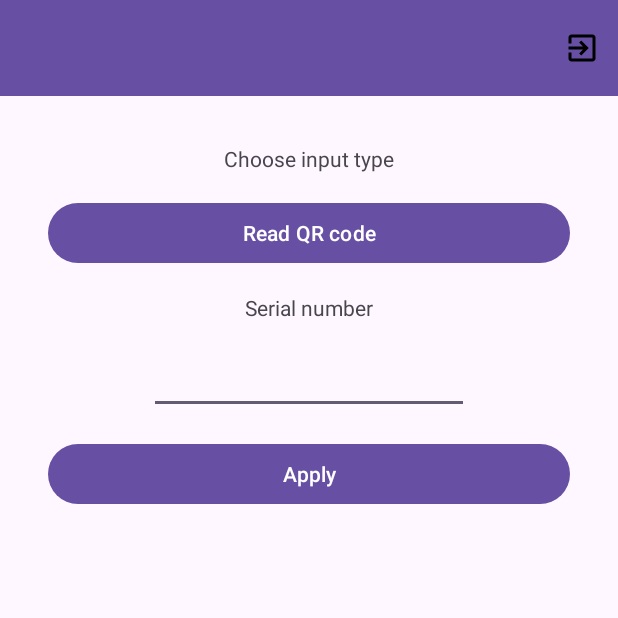
After one commit to ITgenerat0r/gfm_qr_tech, an Android app: the ChooseInput screen opened directly, with no data from a screen before it, on a phone screen of 412 x 824 dp, the top half of it. The commit adds this screen. Run offline under Robolectric (Android 15) with nearby library versions, the phone set to English and light mode, and no system bars.

Commit message:
choose input

```diff
--- a/app/src/main/AndroidManifest.xml
+++ b/app/src/main/AndroidManifest.xml
@@ -16,6 +16,9 @@
         android:theme="@style/Theme.Qrcs_device"
         tools:targetApi="33">
         <activity
+            android:name=".ChooseInput"
+            android:exported="false" />
+        <activity
             android:name=".Auth"
             android:exported="false" />
         <activity
--- a/app/src/main/java/com/example/qrcs_device/Auth.kt
+++ b/app/src/main/java/com/example/qrcs_device/Auth.kt
@@ -1,6 +1,7 @@
 package com.example.qrcs_device
 
 import android.annotation.SuppressLint
+import android.content.Intent
 import androidx.appcompat.app.AppCompatActivity
 import android.os.Bundle
 import android.util.Log
@@ -53,7 +54,10 @@ class Auth : AppCompatActivity() {
 
             if (rx_data.isNotEmpty() && rx_data[0] == "success"){
                 pref.set_str("action", "auth")
-                finish()
+
+                val intent = Intent(this, ChooseInput::class.java)
+                startActivity(intent)
+//                finish()
             } else {
                 out_errors.setText(R.string.wrong_login)
             }
--- /dev/null
+++ b/app/src/main/java/com/example/qrcs_device/ChooseInput.kt
@@ -0,0 +1,68 @@
+package com.example.qrcs_device
+
+import android.content.Intent
+import androidx.appcompat.app.AppCompatActivity
+import android.os.Bundle
+import android.util.Log
+import android.view.Menu
+import android.view.MenuItem
+import android.widget.Button
+import android.widget.EditText
+import androidx.appcompat.app.ActionBar
+import androidx.appcompat.widget.Toolbar
+
+
+
+class ChooseInput : AppCompatActivity() {
+
+    fun logout(){
+        val preferences = SharedPreference(this)
+        preferences.set_str("passwd", "")
+        preferences.set_str("username", "")
+        val intent = Intent(this, Auth::class.java)
+        startActivity(intent)
+    }
+    override fun onCreate(savedInstanceState: Bundle?) {
+        val TAG = "ChooseInput"
+        super.onCreate(savedInstanceState)
+        setContentView(R.layout.activity_choose_input)
+
+
+        val btn_qr = findViewById<Button>(R.id.btn_read_qr)
+        btn_qr.setOnClickListener {
+            val pref = SharedPreference(this)
+            pref.set_str("qr_code", "")
+            // run QR reader here
+
+            //
+            val qr_data = pref.get_str("qr_code") // need handler or in onResume()
+        }
+
+        val btn_apply = findViewById<Button>(R.id.btn_apply)
+        btn_apply.setOnClickListener {
+            val input_number = findViewById<EditText>(R.id.input_serial_number)
+            val serial_number = input_number.text
+            Log.d(TAG, "Number: ${serial_number}")
+
+            // get data for this number and user then run edit or readonly activity
+        }
+
+        val toolbar: Toolbar = findViewById(R.id.toolbar_choose_input)
+        setSupportActionBar(toolbar)
+        val actionBar: ActionBar? = supportActionBar
+        actionBar?.setDisplayShowTitleEnabled(false)
+    }
+
+    override fun onCreateOptionsMenu(menu: Menu?): Boolean {
+        val inflater = menuInflater
+        inflater.inflate(R.menu.main_menu, menu)
+        return super.onCreateOptionsMenu(menu)
+    }
+
+    override fun onOptionsItemSelected(item: MenuItem): Boolean {
+        if (item.itemId == R.id.id_logout){
+            logout()
+        }
+        return super.onOptionsItemSelected(item)
+    }
+}
--- a/app/src/main/java/com/example/qrcs_device/MainActivity.kt
+++ b/app/src/main/java/com/example/qrcs_device/MainActivity.kt
@@ -1,8 +1,6 @@
 package com.example.qrcs_device
 
-import android.content.Context
 import android.content.Intent
-import android.content.SharedPreferences
 import android.os.Bundle
 import android.util.Log
 import android.view.Menu
@@ -18,7 +16,7 @@ import androidx.appcompat.widget.Toolbar
 class MainActivity : AppCompatActivity() {
 
 
-    var ip = "192.168.106.252"
+    var ip = "192.168.47.252"
     var port = 27499
     val cntr = Controller(ip, port)
 
@@ -65,6 +63,9 @@ fun logout(){
         Log.d(TAG, String.format("rx: %s", rx))
         if (login == "" || password == "" || rx == "error"){
             val intent = Intent(this, Auth::class.java)
+            startActivity(intent)
+        } else {
+            val intent = Intent(this, ChooseInput::class.java)
             startActivity(intent)
         }
 
--- /dev/null
+++ b/app/src/main/res/layout/activity_choose_input.xml
@@ -0,0 +1,81 @@
+<?xml version="1.0" encoding="utf-8"?>
+<androidx.constraintlayout.widget.ConstraintLayout xmlns:android="http://schemas.android.com/apk/res/android"
+    xmlns:app="http://schemas.android.com/apk/res-auto"
+    xmlns:tools="http://schemas.android.com/tools"
+    android:layout_width="match_parent"
+    android:layout_height="match_parent"
+    tools:context=".ChooseInput">
+
+    <Button
+        android:id="@+id/btn_read_qr"
+        android:layout_width="0dp"
+        android:layout_height="48dp"
+        android:layout_marginStart="32dp"
+        android:layout_marginTop="16dp"
+        android:layout_marginEnd="32dp"
+        android:text="@string/read_qr_code"
+        app:layout_constraintEnd_toEndOf="parent"
+        app:layout_constraintStart_toStartOf="parent"
+        app:layout_constraintTop_toBottomOf="@+id/textView" />
+
+    <Button
+        android:id="@+id/btn_apply"
+        android:layout_width="0dp"
+        android:layout_height="wrap_content"
+        android:layout_marginStart="32dp"
+        android:layout_marginTop="16dp"
+        android:layout_marginEnd="32dp"
+        android:text="@string/apply"
+        app:layout_constraintEnd_toEndOf="parent"
+        app:layout_constraintHorizontal_bias="0.0"
+        app:layout_constraintStart_toStartOf="parent"
+        app:layout_constraintTop_toBottomOf="@+id/input_serial_number" />
+
+    <TextView
+        android:id="@+id/textView"
+        android:layout_width="wrap_content"
+        android:layout_height="wrap_content"
+        android:layout_marginStart="32dp"
+        android:layout_marginTop="32dp"
+        android:layout_marginEnd="32dp"
+        android:text="@string/input_type"
+        app:layout_constraintEnd_toEndOf="parent"
+        app:layout_constraintStart_toStartOf="parent"
+        app:layout_constraintTop_toBottomOf="@id/toolbar_choose_input" />
+
+    <EditText
+        android:id="@+id/input_serial_number"
+        android:layout_width="wrap_content"
+        android:layout_height="wrap_content"
+        android:layout_marginStart="32dp"
+        android:layout_marginTop="16dp"
+        android:layout_marginEnd="32dp"
+        android:ems="10"
+        android:inputType="numberDecimal"
+        app:layout_constraintEnd_toEndOf="parent"
+        app:layout_constraintStart_toStartOf="parent"
+        app:layout_constraintTop_toBottomOf="@+id/text_serial_number" />
+
+    <TextView
+        android:id="@+id/text_serial_number"
+        android:layout_width="wrap_content"
+        android:layout_height="wrap_content"
+        android:layout_marginStart="32dp"
+        android:layout_marginTop="16dp"
+        android:layout_marginEnd="32dp"
+        android:text="@string/serial_number"
+        app:layout_constraintEnd_toEndOf="parent"
+        app:layout_constraintStart_toStartOf="parent"
+        app:layout_constraintTop_toBottomOf="@+id/btn_read_qr" />
+
+    <androidx.appcompat.widget.Toolbar
+        android:id="@+id/toolbar_choose_input"
+        android:layout_width="0dp"
+        android:layout_height="wrap_content"
+        android:background="?attr/colorPrimary"
+        android:minHeight="?attr/actionBarSize"
+        android:theme="?attr/actionBarTheme"
+        app:layout_constraintEnd_toEndOf="parent"
+        app:layout_constraintStart_toStartOf="parent"
+        app:layout_constraintTop_toTopOf="parent" />
+</androidx.constraintlayout.widget.ConstraintLayout>
--- a/app/src/main/res/values/strings.xml
+++ b/app/src/main/res/values/strings.xml
@@ -8,4 +8,8 @@
     <string name="enter">Sign in</string>
     <string name="in_developing">In developing.</string>
     <string name="wrong_login">"Wrong login or password."</string>
+    <string name="input_type">Choose input type</string>
+    <string name="serial_number">Serial number</string>
+    <string name="apply">Apply</string>
+    <string name="read_qr_code">Read QR code</string>
 </resources>
```
Also changed, not shown: 2 other files. Lines whose indentation alone changed are shown as unchanged.
